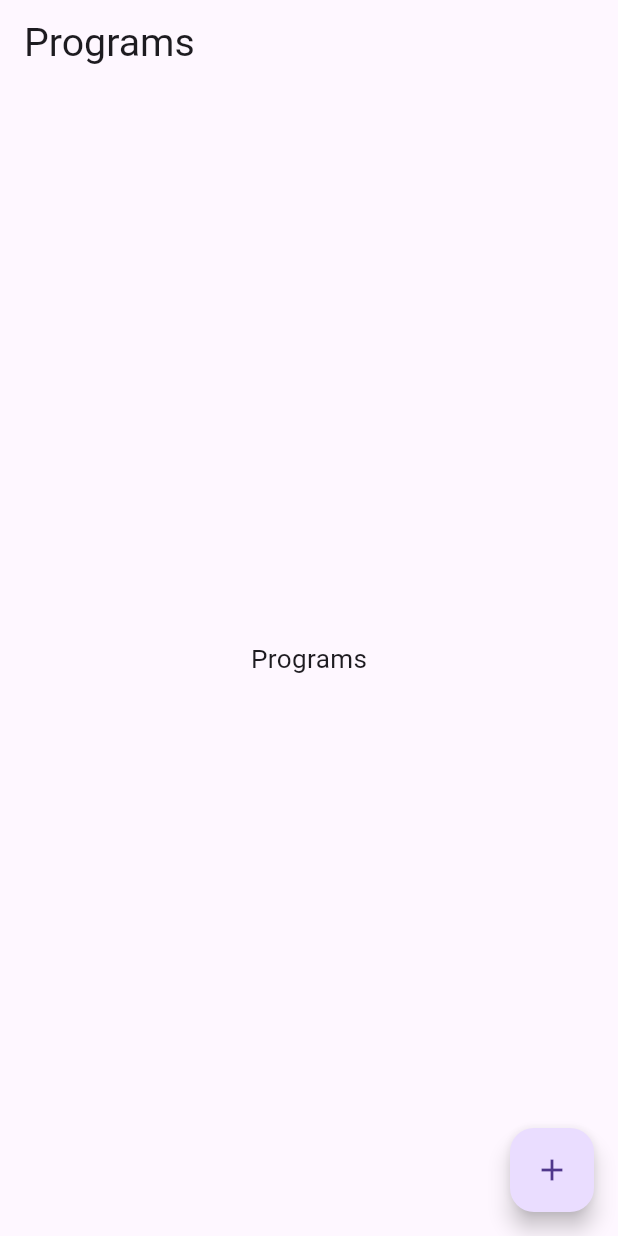
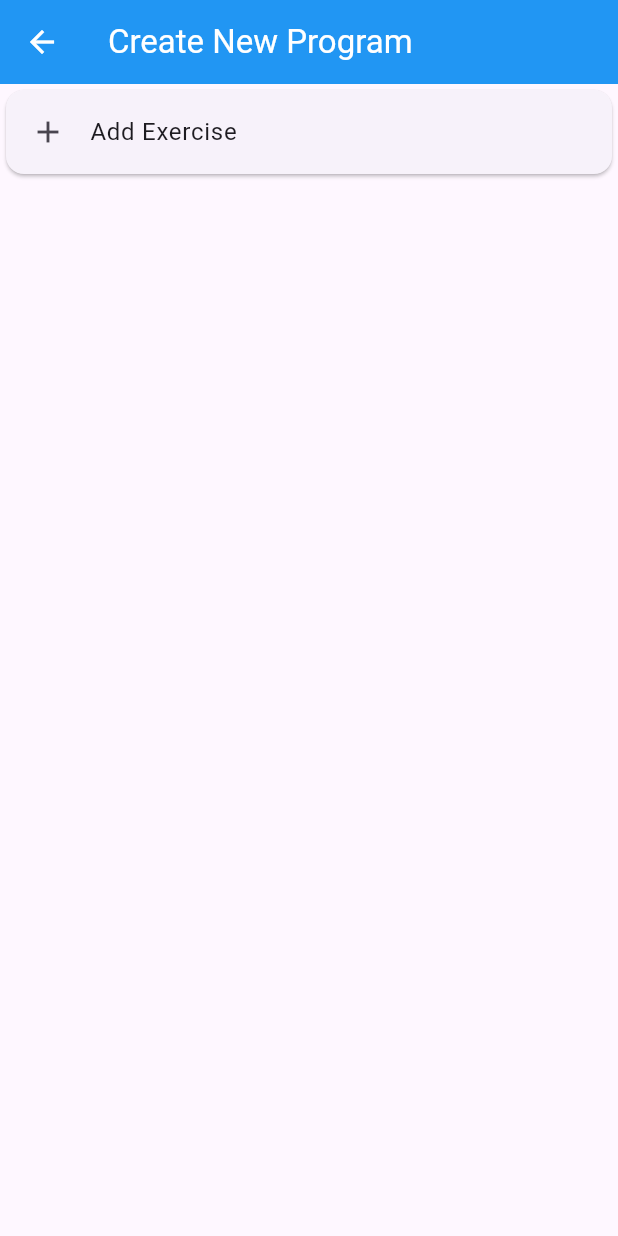
Before and after one commit to andrewcheewei/atlas, a Flutter app: the ProgramsPage screen opened directly, after a tap on the "add" icon, on a phone screen of 412 x 824 dp. Run offline on Flutter 3.47's test engine with Material 3 defaults, Android fonts, the light colour scheme and no system bars; our stand-ins replace supabase_flutter; accounts and stored records are empty; network calls fail.

Commit message:
implement basic ui for adding exercises

```diff
--- a/lib/src/pages/programs_page.dart
+++ b/lib/src/pages/programs_page.dart
@@ -7,6 +7,8 @@
   State<ProgramsPage> createState() => _ProgramsPage();
 }
 
+// TODO: add text if no programs currently available
+
 class _ProgramsPage extends State<ProgramsPage> {
   @override
   Widget build(BuildContext context) {
@@ -15,8 +17,70 @@
       body: Center(child: Text('Programs')),
       floatingActionButton: FloatingActionButton(
         child: Icon(Icons.add),
-        onPressed: () => {},
+        onPressed: () => {
+          Navigator.push(
+            context,
+            MaterialPageRoute(builder: (context) => const NewProgram()),
+          )
+        },
       ),
     );
   }
 }
+
+class NewProgram extends StatefulWidget {
+  const NewProgram({super.key});
+
+  @override
+  State<NewProgram> createState() => _NewProgramState();
+}
+
+class _NewProgramState extends State<NewProgram> {
+  @override
+  Widget build(BuildContext context) {
+    return Scaffold(
+      appBar: AppBar(
+        title: const Text('Create New Program'),
+      ),
+      body: ListView(children: <Widget>[
+        Card(
+          child: GestureDetector(
+              onTap: () {
+                showDialog(
+                  context: context,
+                  builder: (BuildContext context) {
+                    return AlertDialog(
+                      title: const Text('Add Exercise'),
+                      content: Column(
+                        crossAxisAlignment: CrossAxisAlignment.stretch,
+                        mainAxisSize: MainAxisSize.min,
+                        children: [
+                          TextField(
+                            autofocus: true,
+                            decoration: InputDecoration(hintText: 'Exercise'),
+                          ),
+                          TextField(
+                            autofocus: true,
+                            decoration: InputDecoration(hintText: 'Sets'),
+                          ),
+                          TextField(
+                            autofocus: true,
+                            keyboardType: TextInputType.number,
+                            decoration: InputDecoration(hintText: 'Reps'),
+                          ),
+                        ],
+                      ),
+                      actions: [
+                        TextButton(onPressed: () {}, child: Text('Submit'))
+                      ],
+                    );
+                  },
+                );
+              },
+              child: ListTile(
+                  leading: Icon(Icons.add), title: Text('Add Exercise'))),
+        )
+      ]),
+    );
+  }
+}
--- a/lib/src/pages/settings_page.dart
+++ b/lib/src/pages/settings_page.dart
@@ -19,8 +19,6 @@
   Widget build(BuildContext context) {
     return Scaffold(
       appBar: AppBar(
-        backgroundColor: Colors.blue,
-        foregroundColor: Colors.white,
         title: const Text('Settings'),
       ),
       body: ListView(
```
Also changed, not shown: lib/main.dart (+3 -4 lines).
